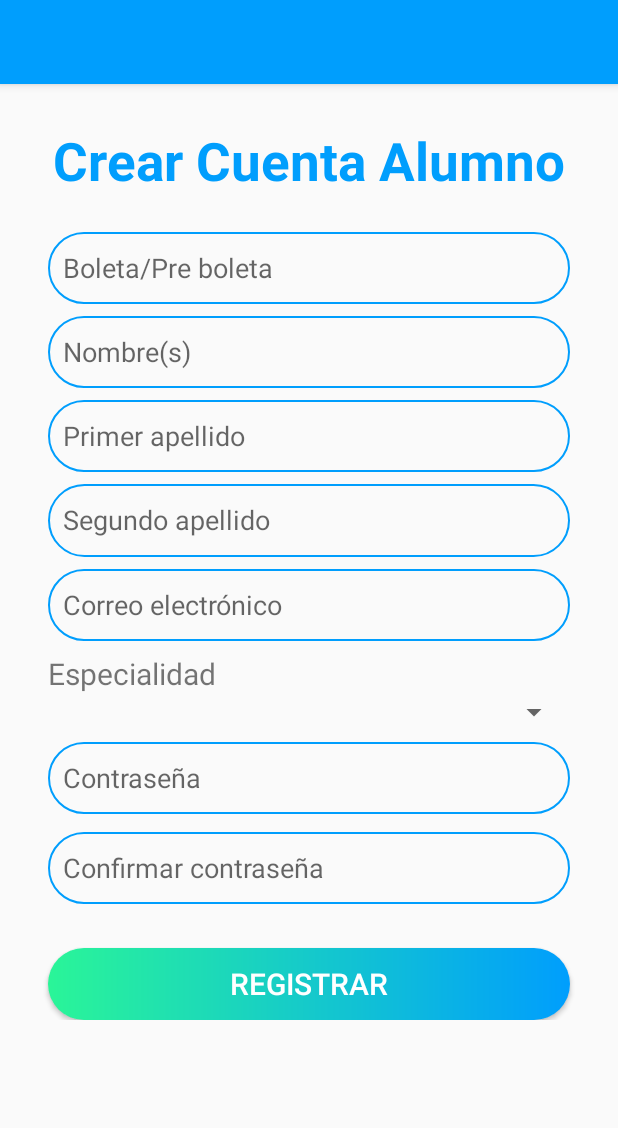
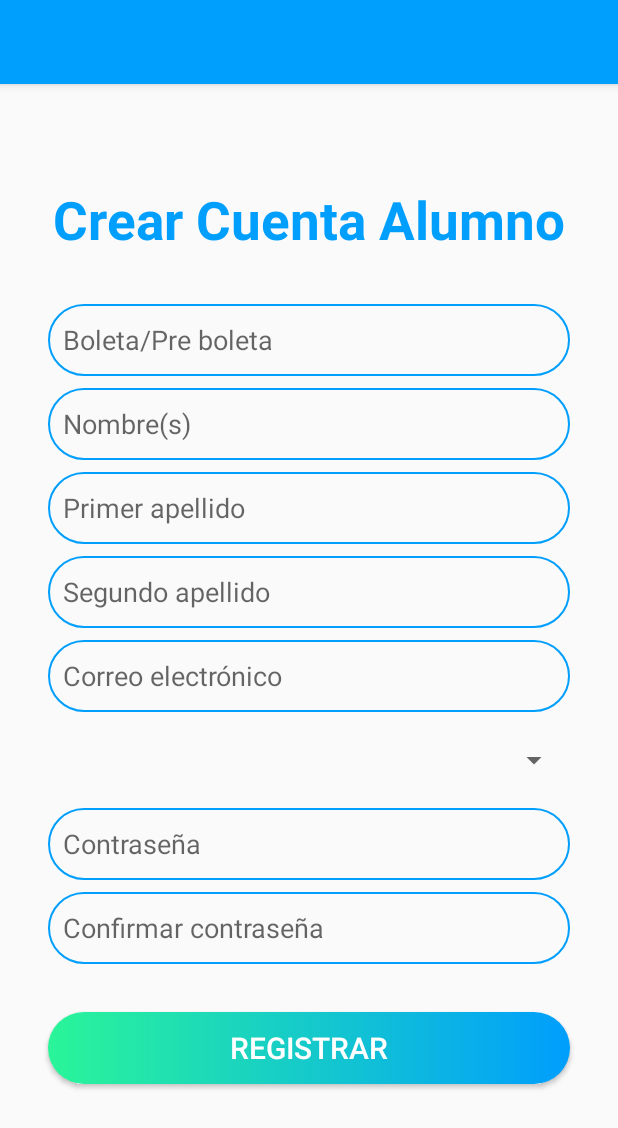
Before and after one commit to Jesus-Balderas/repo-trabajo-terminal, an Android app: the layout registrar_alumno.xml on its own in the app's theme, with its tools: preview values and no code run, on a phone screen of 412 x 824 dp. Shown: the top 1128 px of the screen. Run offline under Robolectric (Android 15) with nearby library versions, the phone set to English and light mode, and no system bars; Roboto replaces fonts that are not available here.

Commit message:
spinner alumno pulida

```diff
--- a/app/src/main/java/com/example/prototipo2tt/Activities/registrar_alumno.java
+++ b/app/src/main/java/com/example/prototipo2tt/Activities/registrar_alumno.java
@@ -31,7 +31,7 @@ public class registrar_alumno extends AppCompatActivity {
         //Spinner
         se = (Spinner) findViewById(R.id.idspinner);
         ArrayAdapter<CharSequence> adapter = ArrayAdapter.createFromResource(this,
-                R.array.combo_especialidad, android.R.layout.simple_spinner_item);
+                R.array.combo_especialidad, R.layout.spinner_item_design);
         se.setAdapter(adapter);
         se.setOnItemSelectedListener(new AdapterView.OnItemSelectedListener() {
             @Override
--- a/app/src/main/res/layout/registrar_alumno.xml
+++ b/app/src/main/res/layout/registrar_alumno.xml
@@ -27,20 +27,20 @@
             app:layout_constraintTop_toTopOf="parent"
             app:popupTheme="@style/ThemeOverlay.AppCompat.Light" />
 
-        <ScrollView
-            android:layout_width="match_parent"
-            android:layout_height="match_parent"
-            >
-
             <androidx.constraintlayout.widget.ConstraintLayout
                 android:layout_width="match_parent"
-                android:layout_height="wrap_content">
+                android:layout_height="match_parent">
 
                 <TextView
                     android:id="@+id/textView4"
                     android:layout_width="wrap_content"
                     android:layout_height="wrap_content"
-                    android:layout_marginBottom="24dp"
+                    android:layout_marginStart="32dp"
+                    android:layout_marginLeft="32dp"
+                    android:layout_marginEnd="32dp"
+                    android:layout_marginRight="32dp"
+                    android:layout_marginBottom="32dp"
+                    android:minHeight="48dp"
                     android:text="Crear Cuenta Alumno"
                     android:textColor="@color/colorPrimary"
                     android:textSize="35dp"
@@ -73,14 +73,13 @@
                     android:layout_width="match_parent"
                     android:layout_height="wrap_content"
                     android:layout_marginStart="32dp"
-                    android:layout_marginTop="29dp"
+                    android:layout_marginTop="32dp"
                     android:layout_marginEnd="32dp"
                     android:background="@drawable/custom_button_login"
                     android:text="REGISTRAR"
                     android:textColor="#FFFFFF"
                     android:textSize="20sp"
                     app:layout_constraintEnd_toEndOf="parent"
-                    app:layout_constraintHorizontal_bias="0.498"
                     app:layout_constraintStart_toStartOf="parent"
                     app:layout_constraintTop_toBottomOf="@+id/editTextConfPassword" />
 
@@ -151,7 +150,6 @@
                     android:maxLength="20"
                     android:minHeight="48dp"
                     android:textColor="@color/colorPrimaryDark"
-
                     app:layout_constraintEnd_toEndOf="parent"
                     app:layout_constraintHorizontal_bias="0.0"
                     app:layout_constraintStart_toStartOf="parent"
@@ -162,7 +160,7 @@
                     android:layout_width="match_parent"
                     android:layout_height="wrap_content"
                     android:layout_marginStart="32dp"
-                    android:layout_marginTop="12dp"
+                    android:layout_marginTop="8dp"
                     android:layout_marginEnd="32dp"
                     android:background="@drawable/forget"
                     android:hint="Confirmar contraseña"
@@ -192,37 +190,27 @@
                     app:layout_constraintHorizontal_bias="0.0"
                     app:layout_constraintStart_toStartOf="parent"
                     app:layout_constraintTop_toTopOf="parent"
-                    app:layout_constraintVertical_bias="0.6" />
+                    app:layout_constraintVertical_bias="0.55" />
 
                 <Spinner
                     android:id="@+id/idspinner"
                     android:layout_width="match_parent"
-                    android:layout_height="match_parent"
+                    android:layout_height="wrap_content"
                     android:layout_marginStart="32dp"
                     android:layout_marginLeft="32dp"
+                    android:layout_marginTop="8dp"
                     android:layout_marginEnd="32dp"
                     android:layout_marginRight="32dp"
+                    android:minHeight="48dp"
                     android:outlineAmbientShadowColor="@color/colorPrimary"
                     android:outlineSpotShadowColor="@color/colorPrimary"
                     app:layout_constraintEnd_toEndOf="parent"
                     app:layout_constraintHorizontal_bias="0.0"
                     app:layout_constraintStart_toStartOf="parent"
-                    app:layout_constraintTop_toBottomOf="@+id/textView2" />
-
-                <TextView
-                    android:id="@+id/textView2"
-                    android:layout_width="wrap_content"
-                    android:layout_height="wrap_content"
-                    android:layout_marginStart="32dp"
-                    android:layout_marginLeft="32dp"
-                    android:layout_marginTop="8dp"
-                    android:text="Especialidad"
-                    android:textSize="20sp"
-                    app:layout_constraintStart_toStartOf="parent"
                     app:layout_constraintTop_toBottomOf="@+id/editTextEmailAlumno" />
 
             </androidx.constraintlayout.widget.ConstraintLayout>
-        </ScrollView>
+
     </androidx.constraintlayout.widget.ConstraintLayout>
 
 </androidx.drawerlayout.widget.DrawerLayout>
--- /dev/null
+++ b/app/src/main/res/layout/spinner_item_design.xml
@@ -0,0 +1,10 @@
+<?xml version="1.0" encoding="utf-8"?>
+<TextView xmlns:android="http://schemas.android.com/apk/res/android"
+    android:layout_width="match_parent"
+    android:layout_height="wrap_content"
+    android:padding="10sp"
+    android:layout_marginLeft="32dp"
+    android:layout_marginRight="32dp"
+    android:minHeight="48dp"
+    android:textColor="@color/colorPrimaryDark"
+    />
```
